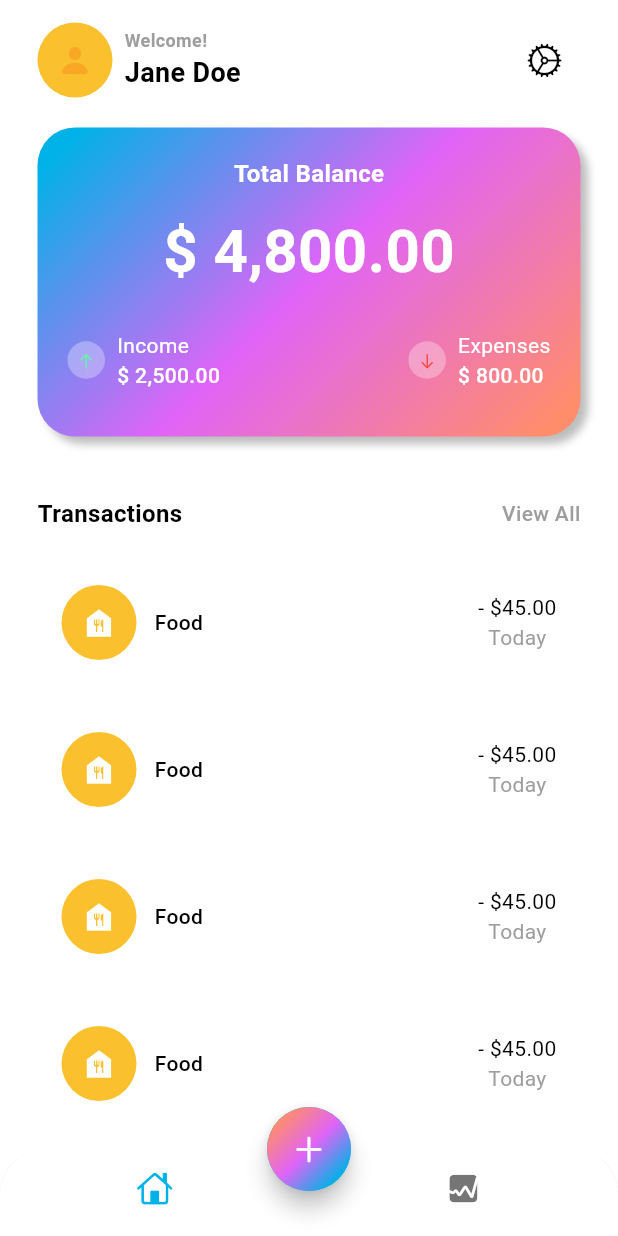
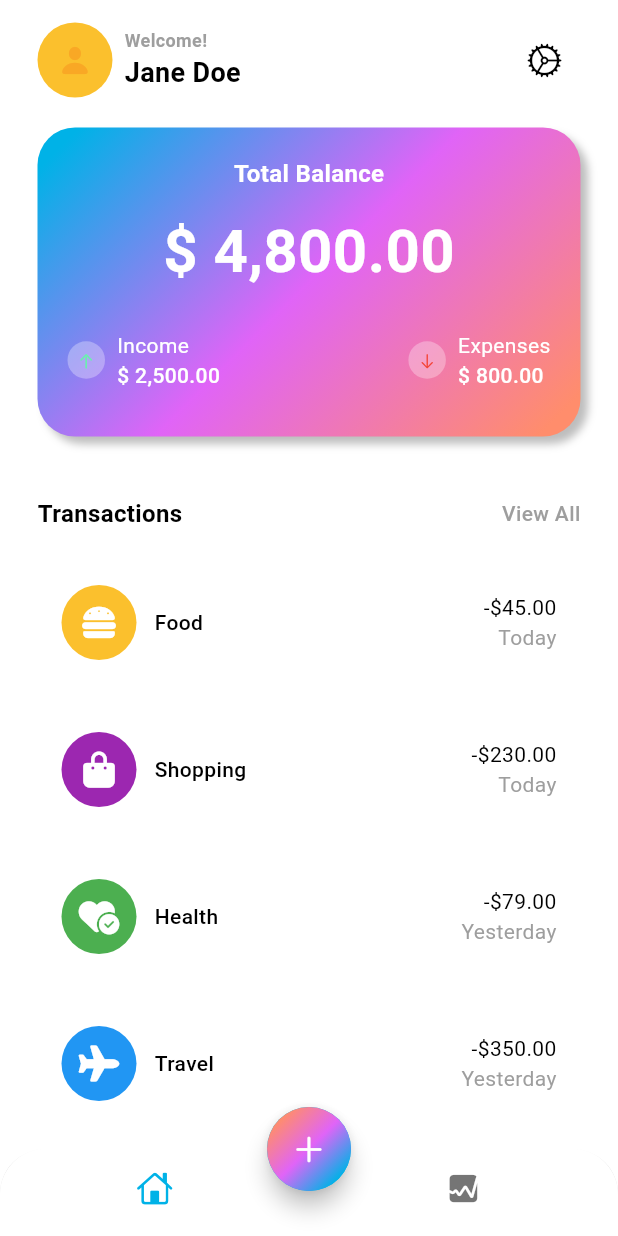
Before and after one commit to technicaali/MoneyMinder_v2, a Flutter app: the screen it shows after launch, on a phone screen of 412 x 824 dp. Run offline on Flutter 3.47's test engine with Material 3 defaults, Android fonts, the light colour scheme and no system bars; our stand-ins replace font_awesome_flutter.

Commit message:
main screen ui with data

```diff
--- /dev/null
+++ b/moneyminder_v2/lib/data/data.dart
@@ -0,0 +1,33 @@
+import 'package:flutter/material.dart';
+import 'package:font_awesome_flutter/font_awesome_flutter.dart';
+
+List<Map<String, dynamic>> transactionsData = [
+  {
+    'icon': const FaIcon(FontAwesomeIcons.burger, color: Colors.white),
+    'color': Colors.yellow[700],
+    'name': 'Food',
+    'totalAmount': '-\$45.00',
+    'date': 'Today',
+  },
+  {
+    'icon': const FaIcon(FontAwesomeIcons.bagShopping, color: Colors.white),
+    'color': Colors.purple,
+    'name': 'Shopping',
+    'totalAmount': '-\$230.00',
+    'date': 'Today',
+  },
+  {
+    'icon': const FaIcon(FontAwesomeIcons.heartCircleCheck, color: Colors.white),
+    'color': Colors.green,
+    'name': 'Health',
+    'totalAmount': '-\$79.00',
+    'date': 'Yesterday',
+  },
+  {
+    'icon': const FaIcon(FontAwesomeIcons.plane, color: Colors.white),
+    'color': Colors.blue,
+    'name': 'Travel',
+    'totalAmount': '-\$350.00',
+    'date': 'Yesterday',
+  }
+];
--- a/moneyminder_v2/lib/screens/home/views/main_screen.dart
+++ b/moneyminder_v2/lib/screens/home/views/main_screen.dart
@@ -1,7 +1,7 @@
 import 'dart:math';
-
 import 'package:flutter/cupertino.dart';
 import 'package:flutter/material.dart';
+import 'package:moneyminder_v2/data/data.dart';
 
 class MainScreen extends StatelessWidget {
   const MainScreen({super.key});
@@ -18,23 +18,18 @@ class MainScreen extends StatelessWidget {
               children: [
                 Row(
                   children: [
-                    Stack(
-                      alignment: Alignment.center,
-                      children: [
+                    Stack(alignment: Alignment.center, children: [
                       Container(
                           width: 50,
                           height: 50,
                           decoration: BoxDecoration(
                               shape: BoxShape.circle,
-                            color: Colors.yellow[700]
-                          )
-                        ),
+                              color: Colors.yellow[700])),
                       Icon(
                         CupertinoIcons.person_fill,
                         color: Colors.yellow[800],
                       )
-                      ]
-                    ),
+                    ]),
                     const SizedBox(
                       width: 8,
                     ),
@@ -46,25 +41,26 @@ class MainScreen extends StatelessWidget {
                             style: TextStyle(
                                 fontSize: 12,
                                 fontWeight: FontWeight.w600,
-                            color: Theme.of(context).colorScheme.outline
-                          ),
+                                color: Theme.of(context).colorScheme.outline),
                           ),
                           Text(
                             "Jane Doe",
                             style: TextStyle(
                                 fontSize: 18,
                                 fontWeight: FontWeight.bold,
-                            color: Theme.of(context).colorScheme.onBackground
-                          ),
+                                color:
+                                    Theme.of(context).colorScheme.onBackground),
                           )
-                      ]
-                    ),
+                        ]),
                   ],
                 ),
-                IconButton(onPressed: () {}, icon: const Icon(CupertinoIcons.settings))
+                IconButton(
+                    onPressed: () {}, icon: const Icon(CupertinoIcons.settings))
               ],
             ),
-            const SizedBox(height: 20,),
+            const SizedBox(
+              height: 20,
+            ),
             Container(
               width: MediaQuery.of(context).size.width,
               height: MediaQuery.of(context).size.width / 2,
@@ -74,41 +70,38 @@ class MainScreen extends StatelessWidget {
                     BoxShadow(
                         blurRadius: 4,
                         color: Colors.grey.shade400,
-                    offset: const Offset(5, 5)
-                  )
+                        offset: const Offset(5, 5))
                   ],
                   gradient: LinearGradient(
-                  colors:[
+                    colors: [
                       Theme.of(context).colorScheme.primary,
                       Theme.of(context).colorScheme.secondary,
                       Theme.of(context).colorScheme.tertiary
                     ],
-                  transform: const GradientRotation(pi /4),
-                )
-              ),
+                    transform: const GradientRotation(pi / 4),
+                  )),
               child: Column(
                 mainAxisAlignment: MainAxisAlignment.center,
                 children: [
-                  const Text(
-                    'Total Balance',
-                    style:TextStyle(
+                  const Text('Total Balance',
+                      style: TextStyle(
                           fontSize: 16,
                           color: Colors.white,
-                      fontWeight: FontWeight.w600
-                    )
+                          fontWeight: FontWeight.w600)),
+                  const SizedBox(
+                    height: 12,
                   ),
-                  const SizedBox(height: 12,),
-                  const Text(
-                    '\$ 4,800.00',
-                    style:TextStyle(
+                  const Text('\$ 4,800.00',
+                      style: TextStyle(
                           fontSize: 40,
                           color: Colors.white,
-                      fontWeight: FontWeight.bold
-                    )
+                          fontWeight: FontWeight.bold)),
+                  const SizedBox(
+                    height: 12,
                   ),
-                  const SizedBox(height: 12,),
                   Padding(
-                    padding: const EdgeInsets.symmetric(vertical: 12.0, horizontal: 20.0),
+                    padding: const EdgeInsets.symmetric(
+                        vertical: 12.0, horizontal: 20.0),
                     child: Row(
                       mainAxisAlignment: MainAxisAlignment.spaceBetween,
                       children: [
@@ -119,36 +112,29 @@ class MainScreen extends StatelessWidget {
                                 height: 25,
                                 decoration: const BoxDecoration(
                                     color: Colors.white30,
-                                shape: BoxShape.circle
-                              ),
+                                    shape: BoxShape.circle),
                                 child: const Center(
                                     child: Icon(
                                   CupertinoIcons.arrow_up,
                                   size: 12,
                                   color: Colors.greenAccent,
-                                )
-                              )
+                                ))),
+                            const SizedBox(
+                              width: 8,
                             ),
-                            const SizedBox(width: 8,),
                             const Column(
                               crossAxisAlignment: CrossAxisAlignment.start,
                               children: [
-                                Text(
-                                  'Income',
-                                  style:TextStyle(
-                                    fontSize: 14,
-                                    color: Colors.white,
-                                    fontWeight: FontWeight.w400
-                                  )
-                                ),
-                                Text(
-                                  '\$ 2,500.00',
+                                Text('Income',
                                     style: TextStyle(
                                         fontSize: 14,
                                         color: Colors.white,
-                                        fontWeight: FontWeight.w500
-                                  )
-                                ),
+                                        fontWeight: FontWeight.w400)),
+                                Text('\$ 2,500.00',
+                                    style: TextStyle(
+                                        fontSize: 14,
+                                        color: Colors.white,
+                                        fontWeight: FontWeight.w500)),
                               ],
                             )
                           ],
@@ -160,36 +146,29 @@ class MainScreen extends StatelessWidget {
                                 height: 25,
                                 decoration: const BoxDecoration(
                                     color: Colors.white30,
-                                shape: BoxShape.circle
-                              ),
+                                    shape: BoxShape.circle),
                                 child: const Center(
                                     child: Icon(
                                   CupertinoIcons.arrow_down,
                                   size: 12,
                                   color: Colors.red,
-                                )
-                              )
+                                ))),
+                            const SizedBox(
+                              width: 8,
                             ),
-                            const SizedBox(width: 8,),
                             const Column(
                               crossAxisAlignment: CrossAxisAlignment.start,
                               children: [
-                                Text(
-                                  'Expenses',
-                                  style:TextStyle(
-                                    fontSize: 14,
-                                    color: Colors.white,
-                                    fontWeight: FontWeight.w400
-                                  )
-                                ),
-                                Text(
-                                  '\$ 800.00',
+                                Text('Expenses',
                                     style: TextStyle(
                                         fontSize: 14,
                                         color: Colors.white,
-                                        fontWeight: FontWeight.w500
-                                  )
-                                ),
+                                        fontWeight: FontWeight.w400)),
+                                Text('\$ 800.00',
+                                    style: TextStyle(
+                                        fontSize: 14,
+                                        color: Colors.white,
+                                        fontWeight: FontWeight.w500)),
                               ],
                             )
                           ],
@@ -200,7 +179,9 @@ class MainScreen extends StatelessWidget {
                 ],
               ),
             ),
-            const SizedBox(height: 40,),
+            const SizedBox(
+              height: 40,
+            ),
             Row(
               mainAxisAlignment: MainAxisAlignment.spaceBetween,
               children: [
@@ -209,43 +190,39 @@ class MainScreen extends StatelessWidget {
                   style: TextStyle(
                       fontSize: 16,
                       color: Theme.of(context).colorScheme.onBackground,
-                    fontWeight: FontWeight.bold
-                  ),
+                      fontWeight: FontWeight.bold),
                 ),
                 GestureDetector(
-                  onTap: () {
-
-                  },
+                  onTap: () {},
                   child: Text(
                     'View All',
                     style: TextStyle(
                         fontSize: 14,
                         color: Theme.of(context).colorScheme.outline,
-                        fontWeight: FontWeight.w500
-                    ),
+                        fontWeight: FontWeight.w500),
                   ),
                 ),
               ],
             ),
-            const SizedBox(height: 20,),
+            const SizedBox(
+              height: 20,
+            ),
             Expanded(
               child: ListView.builder(
-                itemCount: 6,
+                  itemCount: transactionsData.length,
                   itemBuilder: (context, int i) {
                     return Padding(
                       padding: const EdgeInsets.only(bottom: 16.0),
                       child: Container(
                           decoration: BoxDecoration(
                               color: Colors.white,
-                        borderRadius: BorderRadius.circular(12)
-                      ),
+                              borderRadius: BorderRadius.circular(12)),
                           child: Padding(
                             padding: const EdgeInsets.all(16.0),
                             child: Row(
                               mainAxisAlignment: MainAxisAlignment.spaceBetween,
                               children: [
-                            Row(
-                              children: [
+                                Row(children: [
                                   Stack(
                                     alignment: Alignment.center,
                                     children: [
@@ -253,54 +230,57 @@ class MainScreen extends StatelessWidget {
                                         width: 50,
                                         height: 50,
                                         decoration: BoxDecoration(
-                                        color: Colors.yellow[700],
-                                        shape: BoxShape.circle
+                                            color: transactionsData[i]['color'],
+                                            shape: BoxShape.circle),
                                       ),
-                                    ),
-                                    const Icon(
-                                      Icons.food_bank,
-                                      color: Colors.white
-                                    )
+                                      transactionsData[i]['icon']
+                                      //const Icon(
+                                      //Icons.food_bank,
+                                      //color: Colors.white
+                                      //)
                                     ],
                                   ),
-                                const SizedBox(width: 12,),
+                                  const SizedBox(
+                                    width: 12,
+                                  ),
                                   Text(
-                                  'Food',
+                                    transactionsData[i]['name'],
                                     style: TextStyle(
                                         fontSize: 14,
-                                    color: Theme.of(context).colorScheme.onBackground,
-                                    fontWeight: FontWeight.w500
+                                        color: Theme.of(context)
+                                            .colorScheme
+                                            .onBackground,
+                                        fontWeight: FontWeight.w500),
                                   ),
-                                ),
-                              ]
-                            ),
+                                ]),
                                 Column(
+                                  crossAxisAlignment: CrossAxisAlignment.end,
                                   children: [
                                     Text(
-                                  '- \$45.00',
+                                      transactionsData[i]['totalAmount'],
                                       style: TextStyle(
                                           fontSize: 14,
-                                    color: Theme.of(context).colorScheme.onBackground,
-                                    fontWeight: FontWeight.w400
-                                  ),
+                                          color: Theme.of(context)
+                                              .colorScheme
+                                              .onBackground,
+                                          fontWeight: FontWeight.w400),
                                     ),
                                     Text(
-                                  'Today',
+                                      transactionsData[i]['date'],
                                       style: TextStyle(
                                           fontSize: 14,
-                                    color: Theme.of(context).colorScheme.outline,
-                                    fontWeight: FontWeight.w400
-                                  ),
+                                          color: Theme.of(context)
+                                              .colorScheme
+                                              .outline,
+                                          fontWeight: FontWeight.w400),
                                     ),
                                   ],
                                 )
                               ],
                             ),
-                      )
-                    ),
+                          )),
                     );
-                }
-              ),
+                  }),
             )
           ],
         ),
--- a/moneyminder_v2/pubspec.yaml
+++ b/moneyminder_v2/pubspec.yaml
@@ -35,6 +35,7 @@ dependencies:
   # The following adds the Cupertino Icons font to your application.
   # Use with the CupertinoIcons class for iOS style icons.
   cupertino_icons: ^1.0.2
+  font_awesome_flutter: ^10.7.0
 
 dev_dependencies:
   flutter_test:
```
Also changed, not shown: moneyminder_v2/pubspec.lock. Lines whose indentation alone changed are shown as unchanged.
